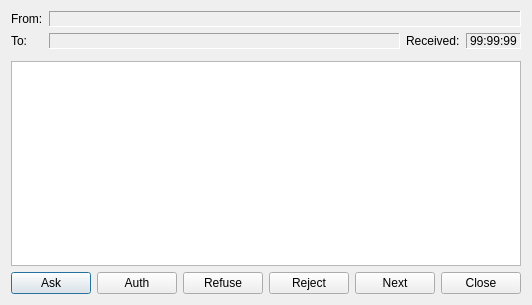
First picture: the form in Vacuum/trunk/src/plugins/RosterChanger/subscriptiondialog.ui, repository vacuum-im/vacuum-im, before the edit.
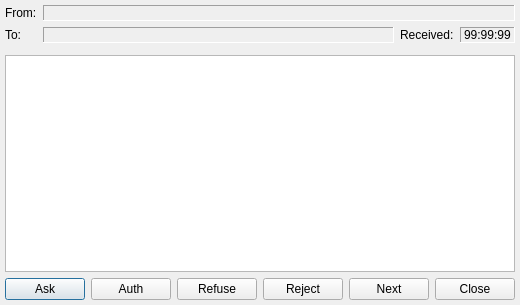
Second picture: the form after the edit.

```diff
--- a/Vacuum/trunk/src/plugins/RosterChanger/subscriptiondialog.ui
+++ b/Vacuum/trunk/src/plugins/RosterChanger/subscriptiondialog.ui
@@ -13,6 +13,18 @@
    <string>Subscription message</string>
   </property>
   <layout class="QVBoxLayout" >
+   <property name="leftMargin" >
+    <number>5</number>
+   </property>
+   <property name="topMargin" >
+    <number>5</number>
+   </property>
+   <property name="rightMargin" >
+    <number>5</number>
+   </property>
+   <property name="bottomMargin" >
+    <number>5</number>
+   </property>
    <item>
     <layout class="QGridLayout" >
      <item row="0" column="0" >
```
